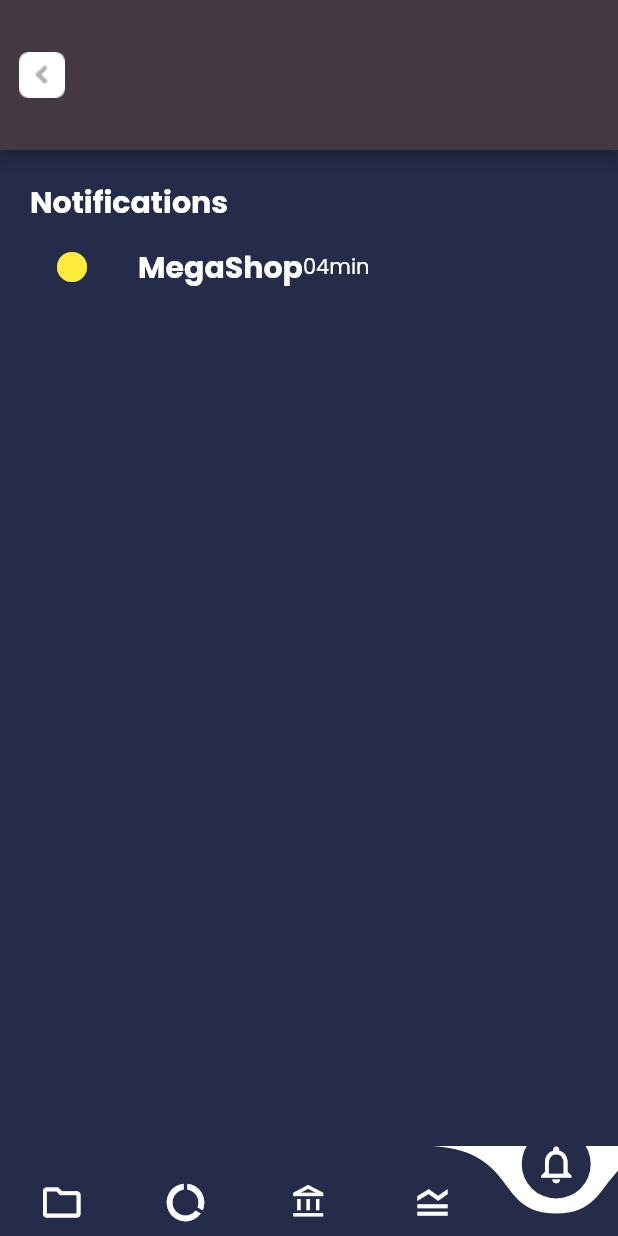
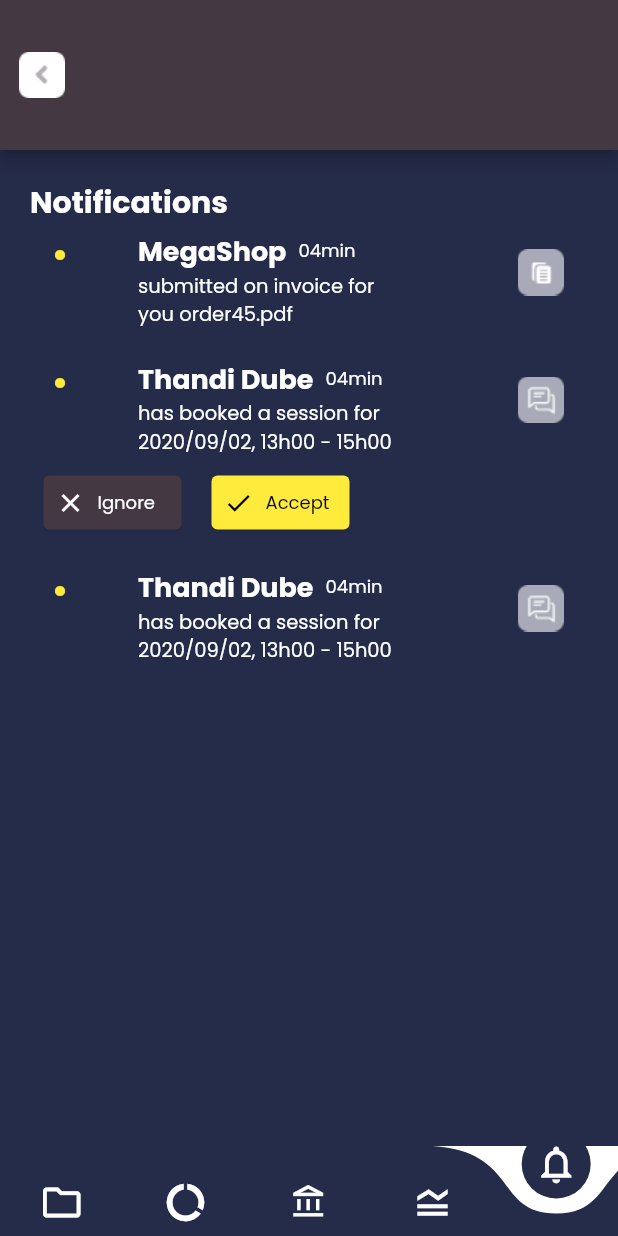
Before and after one commit to shahrukhktk/Service-Provider-Flutter-App, a Flutter app: the screen it shows after launch, item 5 of the bottom bar chosen, on a phone screen of 412 x 824 dp. Run offline on Flutter 3.47's test engine with Material 2 defaults, Android fonts, the phone set to English and light mode, and no system bars; drawn by our look-alikes of curved_navigation_bar; our stand-ins replace percent_indicator.

Commit message:
init commit 1. screen one done 2. screen two done 3. screen three done 4. screen four done 5. screen five done

```diff
--- a/lib/Screens/notification_screen.dart
+++ b/lib/Screens/notification_screen.dart
@@ -26,15 +26,119 @@ class _NotificationScreenState extends State<NotificationScreen> {
           ),
 
           ListTile(
-            leading: Icon(Icons.circle, color: Colors.yellow,),
+            leading: Icon(Icons.circle, color: Colors.yellow, size: 8,),
             title: Row(
               mainAxisAlignment: MainAxisAlignment.start,
               crossAxisAlignment: CrossAxisAlignment.center,
               children: [
-                Text("MegaShop", style: TextStyle(fontSize: 20, fontWeight: FontWeight.bold, color: Colors.white, fontFamily: 'Poppins'),),
-                Text("04min", style: TextStyle(fontSize: 14, fontWeight: FontWeight.normal, color: Colors.white, fontFamily: 'Poppins'),),
+                Text("MegaShop", style: TextStyle(fontSize: 18, fontWeight: FontWeight.bold, color: Colors.white, fontFamily: 'Poppins'),),
+                Padding(
+                  padding: const EdgeInsets.only(left: 8.0),
+                  child: Text("04min", style: TextStyle(fontSize: 12, fontWeight: FontWeight.normal, color: Colors.white, fontFamily: 'Poppins'),),
+                ),
+              ],
+            ),
+            subtitle: Text("submitted on invoice for \nyou order45.pdf", style: TextStyle(fontSize: 13, fontWeight: FontWeight.normal, color: Colors.white, fontFamily: 'Poppins'),),
+            trailing: Image(image: AssetImage('images/ic_file.png'),),
+          ),
+
+          Padding(
+            padding: const EdgeInsets.only(top: 12.0),
+            child: ListTile(
+              leading: Icon(Icons.circle, color: Colors.yellow, size: 8,),
+              title: Row(
+                mainAxisAlignment: MainAxisAlignment.start,
+                crossAxisAlignment: CrossAxisAlignment.center,
+                children: [
+                  Text("Thandi Dube", style: TextStyle(fontSize: 18, fontWeight: FontWeight.bold, color: Colors.white, fontFamily: 'Poppins'),),
+                  Padding(
+                    padding: const EdgeInsets.only(left: 8.0),
+                    child: Text("04min", style: TextStyle(fontSize: 12, fontWeight: FontWeight.normal, color: Colors.white, fontFamily: 'Poppins'),),
+                  ),
+                ],
+              ),
+              subtitle: Text("has booked a session for 2020/09/02, 13h00 - 15h00", style: TextStyle(fontSize: 13, fontWeight: FontWeight.normal, color: Colors.white, fontFamily: 'Poppins'),),
+              trailing: Image(image: AssetImage('images/ic_chat.png'),),
+            ),
+          ),
+
+          Padding(
+            padding: const EdgeInsets.all(5.0),
+            child: Row(
+              mainAxisAlignment: MainAxisAlignment.start,
+              children: [
+                Container(
+                  height: 44,
+                  width: 100,
+                  decoration: BoxDecoration(
+                    borderRadius: BorderRadius.circular(25),
+                  ),
+                  child: Card(
+                      elevation: 1,
+                      shadowColor: Colors.black38,
+                      color: AppColors.darkbrown,
+                      child: Center(child: Padding(
+                        padding: const EdgeInsets.all(8.0),
+                        child: Row(
+                          children: [
+                            Icon(Icons.clear, color: Colors.white, size: 20,),
+                            Padding(
+                              padding: const EdgeInsets.only(left: 8.0),
+                              child: Text('Ignore', style: TextStyle(fontSize: 12, fontWeight: FontWeight.w400, color: Colors.white, fontFamily: 'Poppins'),),
+                            ),
+                          ],
+                        ),
+                      ),)),
+                ),
+
+                Padding(
+                  padding: const EdgeInsets.only(left:12.0),
+                  child: Container(
+                    height: 44,
+                    width: 100,
+                    decoration: BoxDecoration(
+                      borderRadius: BorderRadius.circular(25),
+                    ),
+                    child: Card(
+                        elevation: 1,
+                        shadowColor: Colors.black38,
+                        color: Colors.yellow,
+                        child: Center(child: Padding(
+                          padding: const EdgeInsets.all(8.0),
+                          child: Row(
+                            children: [
+                              Icon(Icons.check, color: Colors.black, size: 20,),
+                              Padding(
+                                padding: const EdgeInsets.only(left: 8.0),
+                                child: Text('Accept', style: TextStyle(fontSize: 12, fontWeight: FontWeight.w400, color: Colors.black, fontFamily: 'Poppins'),),
+                              ),
+                            ],
+                          ),
+                        ),)),
+                  ),
+                ),
 
               ],
+            ),
+          ),
+
+          Padding(
+            padding: const EdgeInsets.only(top: 12.0),
+            child: ListTile(
+              leading: Icon(Icons.circle, color: Colors.yellow, size: 8,),
+              title: Row(
+                mainAxisAlignment: MainAxisAlignment.start,
+                crossAxisAlignment: CrossAxisAlignment.center,
+                children: [
+                  Text("Thandi Dube", style: TextStyle(fontSize: 18, fontWeight: FontWeight.bold, color: Colors.white, fontFamily: 'Poppins'),),
+                  Padding(
+                    padding: const EdgeInsets.only(left: 8.0),
+                    child: Text("04min", style: TextStyle(fontSize: 12, fontWeight: FontWeight.normal, color: Colors.white, fontFamily: 'Poppins'),),
+                  ),
+                ],
+              ),
+              subtitle: Text("has booked a session for 2020/09/02, 13h00 - 15h00", style: TextStyle(fontSize: 13, fontWeight: FontWeight.normal, color: Colors.white, fontFamily: 'Poppins'),),
+              trailing: Image(image: AssetImage('images/ic_chat.png'),),
             ),
           ),
 
--- a/lib/Screens/summary_screen.dart
+++ b/lib/Screens/summary_screen.dart
@@ -274,7 +274,7 @@ class _SummaryScreenState extends State<SummaryScreen> {
           ),
 
           Padding(
-            padding: const EdgeInsets.only(top: 80.0, left: 8, right: 8),
+            padding: const EdgeInsets.only(top:50.0, left: 8, right: 8),
             child: Container(
               height: 100,
               child: Card(
```
